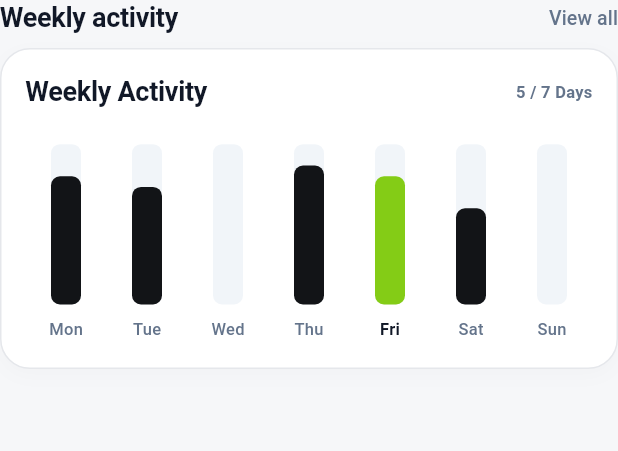
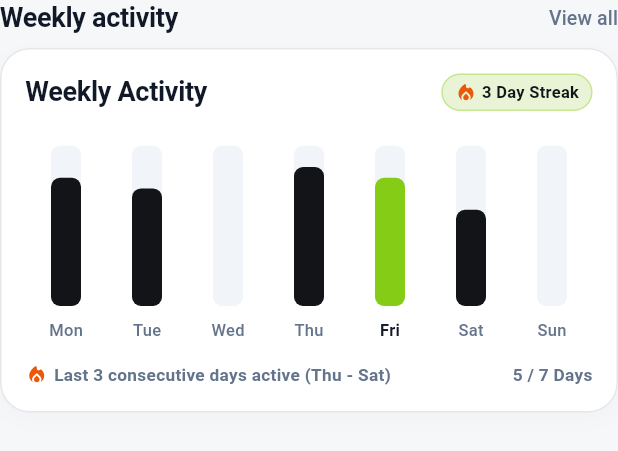
Before and after one commit to bandanaparhi/fitpulse-gym-app, a Flutter app: the WeeklyAttendanceChart widget shown alone on an empty page, opened directly, on a phone screen of 412 x 824 dp. Shown: the top 451 px of the screen. Run offline on Flutter 3.47's test engine with Material 3 defaults, Android fonts, the phone set to English and light mode, and no system bars; drawn by our look-alikes of fl_chart; our stand-ins replace flutter_riverpod, go_router, material_ui, shared_preferences, supabase_flutter, web; missing offline and left inert: dart:js_interop; accounts and stored records are empty.

Commit message:
feat(dashboard): replace classes with nutrition, remove redundant drawer notifications, clean greetings, and display active streak

```diff
--- a/lib/features/dashboard/presentation/app_shell.dart
+++ b/lib/features/dashboard/presentation/app_shell.dart
@@ -183,7 +183,9 @@ class _AppShellState extends ConsumerState<AppShell> {
                 children: [
                   ...AppSidebar.primaryNav.map((item) => _buildDrawerItem(context, item, currentRoute)),
                   const Divider(color: AppColors.darkBorder, height: AppSpacing.lg),
-                  ...AppSidebar.secondaryNav.map((item) => _buildDrawerItem(context, item, currentRoute)),
+                  ...AppSidebar.secondaryNav
+                      .where((item) => item.label != 'Notifications')
+                      .map((item) => _buildDrawerItem(context, item, currentRoute)),
                 ],
               ),
             ),
--- a/lib/features/dashboard/presentation/widgets/weekly_attendance_chart.dart
+++ b/lib/features/dashboard/presentation/widgets/weekly_attendance_chart.dart
@@ -20,6 +20,51 @@ class WeeklyAttendanceChart extends StatelessWidget {
   // Mon: 60m, Tue: 55m, Wed: 0 (Rest), Thu: 65m, Fri: 60m (Today), Sat: 45m, Sun: 0 (Rest)
   static const List<double> weeklyMinutes = [60, 55, 0, 65, 60, 45, 0];
   static const List<String> weekDays = ['Mon', 'Tue', 'Wed', 'Thu', 'Fri', 'Sat', 'Sun'];
+
+  /// Calculates the active streak (consecutive active days ending at the most recent active day)
+  int get activeStreak {
+    int lastActiveIndex = -1;
+    for (int i = weeklyMinutes.length - 1; i >= 0; i--) {
+      if (weeklyMinutes[i] > 0) {
+        lastActiveIndex = i;
+        break;
+      }
+    }
+    if (lastActiveIndex == -1) return 0;
+    int count = 0;
+    for (int i = lastActiveIndex; i >= 0; i--) {
+      if (weeklyMinutes[i] > 0) {
+        count++;
+      } else {
+        break;
+      }
+    }
+    return count;
+  }
+
+  /// Label showing the consecutive active day range (e.g. "Thu - Sat")
+  String get lastActiveRange {
+    int lastActiveIndex = -1;
+    for (int i = weeklyMinutes.length - 1; i >= 0; i--) {
+      if (weeklyMinutes[i] > 0) {
+        lastActiveIndex = i;
+        break;
+      }
+    }
+    if (lastActiveIndex == -1) return '';
+    int firstActiveIndex = lastActiveIndex;
+    for (int i = lastActiveIndex; i >= 0; i--) {
+      if (weeklyMinutes[i] > 0) {
+        firstActiveIndex = i;
+      } else {
+        break;
+      }
+    }
+    if (firstActiveIndex == lastActiveIndex) {
+      return weekDays[lastActiveIndex];
+    }
+    return '${weekDays[firstActiveIndex]} - ${weekDays[lastActiveIndex]}';
+  }
 
   @override
   Widget build(BuildContext context) {
@@ -74,7 +119,7 @@ class WeeklyAttendanceChart extends StatelessWidget {
           child: Column(
             crossAxisAlignment: CrossAxisAlignment.start,
             children: [
-              // Header & consistency metric
+              // Header & active streak badge
               Row(
                 children: [
                   Expanded(
@@ -89,11 +134,31 @@ class WeeklyAttendanceChart extends StatelessWidget {
                     ),
                   ),
                   const SizedBox(width: AppSpacing.sm),
-                  Text(
-                    '5 / 7 Days',
-                    style: AppTextStyles.caption.copyWith(
-                      color: AppColors.textSecondary,
-                      fontWeight: FontWeight.w700,
+                  Container(
+                    padding: const EdgeInsets.symmetric(horizontal: 8, vertical: 3.5),
+                    decoration: BoxDecoration(
+                      color: AppColors.lightGreenSurface,
+                      borderRadius: AppRadius.roundedFull,
+                      border: Border.all(color: AppColors.limeAccent.withValues(alpha: 0.35)),
+                    ),
+                    child: Row(
+                      mainAxisSize: MainAxisSize.min,
+                      children: [
+                        const Icon(
+                          Icons.local_fire_department_rounded,
+                          color: Color(0xFFEA580C),
+                          size: 15,
+                        ),
+                        const SizedBox(width: 3),
+                        Text(
+                          '$activeStreak Day Streak',
+                          style: AppTextStyles.caption.copyWith(
+                            color: AppColors.darkCharcoal,
+                            fontWeight: FontWeight.w700,
+                            fontSize: 11,
+                          ),
+                        ),
+                      ],
                     ),
                   ),
                 ],
@@ -197,6 +262,37 @@ class WeeklyAttendanceChart extends StatelessWidget {
                   ),
                 ),
               ),
+              const SizedBox(height: AppSpacing.sm + 4),
+              Row(
+                children: [
+                  const Icon(
+                    Icons.local_fire_department_rounded,
+                    color: Color(0xFFEA580C),
+                    size: 15,
+                  ),
+                  const SizedBox(width: 4),
+                  Expanded(
+                    child: Text(
+                      'Last $activeStreak consecutive days active ($lastActiveRange)',
+                      style: AppTextStyles.caption.copyWith(
+                        color: AppColors.textSecondary,
+                        fontWeight: FontWeight.w600,
+                        fontSize: 11.5,
+                      ),
+                      maxLines: 1,
+                      overflow: TextOverflow.ellipsis,
+                    ),
+                  ),
+                  Text(
+                    '5 / 7 Days',
+                    style: AppTextStyles.caption.copyWith(
+                      color: AppColors.textSecondary,
+                      fontWeight: FontWeight.w700,
+                      fontSize: 11.5,
+                    ),
+                  ),
+                ],
+              ),
             ],
           ),
         ),
```
Also changed, not shown: lib/features/dashboard/presentation/dashboard_screen.dart (+0 -30 lines), lib/features/dashboard/presentation/widgets/dashboard_quick_actions.dart (+8 -7 lines), 1 other file.
